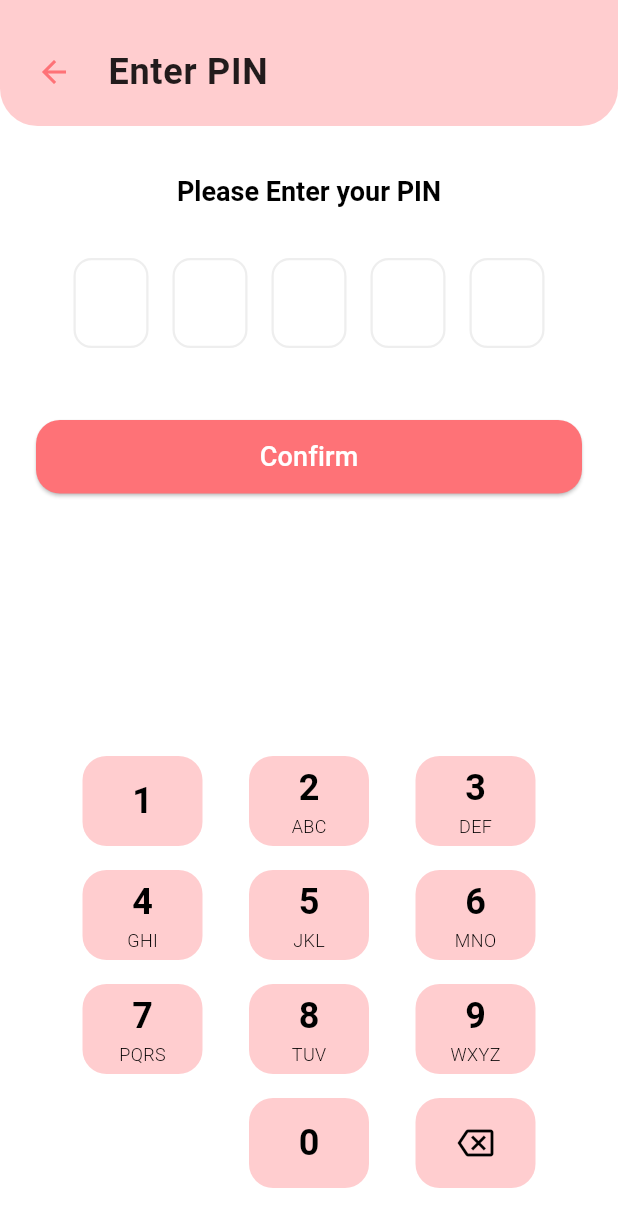
After one commit to YoussefGhonem1/charity_app, a Flutter app: the EnterPinPage screen opened by its route, on a phone screen of 412 x 824 dp. The commit adds this screen. Shown: the top 1227 px of the screen. Run offline on Flutter 3.47's test engine with Material 3 defaults, Android fonts, the phone set to English and light mode, and no system bars; our stand-ins replace confetti, dots_indicator, flutter_svg, vector_graphics.

Commit message:
feat:add ui of all payment screens

```diff
--- /dev/null
+++ b/lib/src/features/payment/screens/enter_pin_page.dart
@@ -0,0 +1,224 @@
+import 'package:charity/src/shared/routing/app_routs.dart';
+import 'package:charity/src/shared/widgets/button.dart';
+import 'package:flutter/material.dart';
+import 'package:charity/src/shared/theme/app_colors.dart';
+
+class EnterPinPage extends StatefulWidget {
+  const EnterPinPage({super.key});
+
+  @override
+  State<EnterPinPage> createState() => _EnterPinPageState();
+}
+
+class _EnterPinPageState extends State<EnterPinPage> {
+  String _pin = '';
+
+  void _onKeyPressed(String value) {
+    setState(() {
+      if (value == 'backspace') {
+        if (_pin.isNotEmpty) {
+          _pin = _pin.substring(0, _pin.length - 1);
+        }
+      } else if (_pin.length < 5) {
+        _pin += value;
+      }
+    });
+  }
+
+  @override
+  Widget build(BuildContext context) {
+    final theme = Theme.of(context);
+    return Scaffold(
+      backgroundColor: AppColors.bgColor,
+      body: Column(
+        children: [
+          Container(
+            decoration: BoxDecoration(
+              color: AppColors.primaryColor.shade100,
+              borderRadius: const BorderRadius.only(
+                bottomLeft: Radius.circular(25),
+                bottomRight: Radius.circular(25),
+              ),
+            ),
+            padding: const EdgeInsets.all(12),
+            child: Column(
+              crossAxisAlignment: CrossAxisAlignment.start,
+              children: [
+                const SizedBox(height: 12),
+                Row(
+                  children: [
+                    IconButton(
+                      onPressed: () => Navigator.of(context).pop(),
+                      icon: const Icon(
+                        Icons.arrow_back,
+                        color: AppColors.primaryColor,
+                      ),
+                    ),
+                    const SizedBox(width: 12),
+                    Text(
+                      'Enter PIN',
+                      style: theme.textTheme.bodyLarge?.copyWith(
+                        fontWeight: FontWeight.bold,
+                      ),
+                    ),
+                  ],
+                ),
+              ],
+            ),
+          ),
+          Expanded(
+            child: Padding(
+              padding: const EdgeInsets.symmetric(
+                horizontal: 24.0,
+                vertical: 32.0,
+              ),
+              child: Column(
+                mainAxisAlignment: MainAxisAlignment.spaceBetween,
+                children: [
+                  Column(
+                    children: [
+                      Text(
+                        'Please Enter your PIN',
+                        style: theme.textTheme.headlineSmall,
+                      ),
+                      const SizedBox(height: 32),
+                      _buildPinDots(),
+                      const SizedBox(height: 48),
+                      ContinueButton(
+                        text: 'Confirm',
+                        onPressed: () {
+                          Navigator.pushNamed(context, Routes.success);
+                        },
+                      ),
+                    ],
+                  ),
+                  _buildKeypad(),
+                ],
+              ),
+            ),
+          ),
+        ],
+      ),
+    );
+  }
+
+  Widget _buildPinDots() {
+    return Row(
+      mainAxisAlignment: MainAxisAlignment.center,
+      children: List.generate(5, (index) {
+        return Container(
+          margin: const EdgeInsets.symmetric(horizontal: 8),
+          width: 50,
+          height: 60,
+          decoration: BoxDecoration(
+            color: AppColors.bgColor,
+            borderRadius: BorderRadius.circular(12),
+            border: Border.all(
+              color: index < _pin.length
+                  ? AppColors.primaryColor
+                  : AppColors.greyShade200,
+              width: 1.5,
+            ),
+          ),
+          child: Center(
+            child: index < _pin.length
+                ? Container(
+                    width: 16,
+                    height: 16,
+                    decoration: const BoxDecoration(
+                      color: AppColors.primaryColor,
+                      shape: BoxShape.circle,
+                    ),
+                  )
+                : null,
+          ),
+        );
+      }),
+    );
+  }
+
+  Widget _buildKeypad() {
+    return Column(
+      children: [
+        Row(
+          mainAxisAlignment: MainAxisAlignment.spaceEvenly,
+          children: [
+            _buildKeypadButton('1'),
+            _buildKeypadButton('2', 'ABC'),
+            _buildKeypadButton('3', 'DEF'),
+          ],
+        ),
+        const SizedBox(height: 16),
+        Row(
+          mainAxisAlignment: MainAxisAlignment.spaceEvenly,
+          children: [
+            _buildKeypadButton('4', 'GHI'),
+            _buildKeypadButton('5', 'JKL'),
+            _buildKeypadButton('6', 'MNO'),
+          ],
+        ),
+        const SizedBox(height: 16),
+        Row(
+          mainAxisAlignment: MainAxisAlignment.spaceEvenly,
+          children: [
+            _buildKeypadButton('7', 'PQRS'),
+            _buildKeypadButton('8', 'TUV'),
+            _buildKeypadButton('9', 'WXYZ'),
+          ],
+        ),
+        const SizedBox(height: 16),
+        Row(
+          mainAxisAlignment: MainAxisAlignment.spaceEvenly,
+          children: [
+            const SizedBox(width: 80),
+            _buildKeypadButton('0'),
+            _buildKeypadButton('backspace'),
+          ],
+        ),
+      ],
+    );
+  }
+
+  Widget _buildKeypadButton(String value, [String? letters]) {
+    return SizedBox(
+      width: 80,
+      height: 60,
+      child: Material(
+        color: AppColors.primaryColor.shade100,
+        borderRadius: BorderRadius.circular(16),
+        child: InkWell(
+          borderRadius: BorderRadius.circular(16),
+          onTap: () => _onKeyPressed(value),
+          child: Center(
+            child: value == 'backspace'
+                ? const Icon(
+                    Icons.backspace_outlined,
+                    color: AppColors.blackColor,
+                  )
+                : Column(
+                    mainAxisAlignment: MainAxisAlignment.center,
+                    children: [
+                      Text(
+                        value,
+                        style: const TextStyle(
+                          fontSize: 24,
+                          fontWeight: FontWeight.bold,
+                        ),
+                      ),
+                      if (letters != null)
+                        Text(
+                          letters,
+                          style: const TextStyle(
+                            fontSize: 12,
+                            color: AppColors.blackColor,
+                            fontWeight: FontWeight.w300,
+                          ),
+                        ),
+                    ],
+                  ),
+          ),
+        ),
+      ),
+    );
+  }
+}
--- a/lib/src/features/sigin_in_email/screens/signin_email.dart
+++ b/lib/src/features/sigin_in_email/screens/signin_email.dart
@@ -36,6 +36,7 @@ class LoginPage extends StatelessWidget {
                 Navigator.pushNamed(context, Routes.signInPassword);
               },
             ),
+
             SizedBox(height: 16),
             Row(
               children: [
--- a/lib/src/shared/routing/app_routs.dart
+++ b/lib/src/shared/routing/app_routs.dart
@@ -1,14 +1,16 @@
-
 import 'package:charity/src/features/create_account/screens/create_account.dart';
 import 'package:charity/src/features/forget_password/screens/forget_password_page.dart';
 import 'package:charity/src/features/on_boarding/screens/on_boarding_page.dart';
+import 'package:charity/src/features/payment/screens/add_card_page.dart';
 import 'package:charity/src/features/payment/screens/donate_page.dart';
+import 'package:charity/src/features/payment/screens/enter_pin_page.dart';
+import 'package:charity/src/features/payment/screens/payment_page.dart';
+import 'package:charity/src/features/payment/screens/success_page.dart';
 import 'package:charity/src/features/splash/screens/splash_page.dart';
 import 'package:flutter/material.dart';
 import 'package:charity/src/features/forget_password/screens/reset_password_sent_page.dart';
 import '../../features/sigin_in_email/screens/signin_email.dart';
 import '../../features/sign_in_password/screens/sign_in_password_screen.dart';
-
 
 class Routes {
   static const String initial = '/';
@@ -19,9 +21,10 @@ class Routes {
   static const String forgetConfirmation = '/forget_confirmation';
   static const String signInEmail = '/sign_in_email';
   static const String donate = '/donate';
-
-
-
+  static const String payment = '/payment';
+  static const String addCard = '/add_card';
+  static const String enterPin = '/enter_pin';
+  static const String success = '/success';
 }
 
 class AppRoutes {
@@ -43,20 +46,22 @@ class AppRoutes {
         return MaterialPageRoute(builder: (_) => ForgetPasswordPage());
       case Routes.forgetConfirmation:
         return MaterialPageRoute(builder: (_) => ResetPasswordSentScreen());
-          case Routes.donate:
+      case Routes.donate:
         return MaterialPageRoute(builder: (_) => DonatePage());
-
+      case Routes.payment:
+        return MaterialPageRoute(builder: (_) => PaymentPage());
+      case Routes.addCard:
+        return MaterialPageRoute(builder: (_) => AddNewCardPage());
       case Routes.signInEmail:
         return MaterialPageRoute(builder: (_) => LoginPage());
-
-
-
+      case Routes.enterPin:
+        return MaterialPageRoute(builder: (_) => EnterPinPage());
+      case Routes.success:
+        return MaterialPageRoute(builder: (_) => SuccessPage());
       default:
         return MaterialPageRoute(
-          builder:
-              (_) => const Scaffold(
-                body: Center(child: Text('404 - Page Not Found')),
-              ),
+          builder: (_) =>
+              const Scaffold(body: Center(child: Text('404 - Page Not Found'))),
         );
     }
   }
--- a/lib/src/shared/widgets/button.dart
+++ b/lib/src/shared/widgets/button.dart
@@ -4,7 +4,12 @@ import '../theme/app_colors.dart';
 
 class ContinueButton extends StatelessWidget {
   final VoidCallback onPressed;
-  const ContinueButton({super.key, required this.onPressed});
+  final String text;
+  const ContinueButton({
+    super.key,
+    required this.onPressed,
+    this.text = 'Continue',
+  });
 
   @override
   Widget build(BuildContext context) {
@@ -21,7 +26,7 @@ class ContinueButton extends StatelessWidget {
         ),
         onPressed: onPressed,
         child: Text(
-          'Continue',
+          text,
           style: TextStyle(fontSize: 18, color: AppColors.bgColor),
         ),
       ),
--- a/pubspec.yaml
+++ b/pubspec.yaml
@@ -38,6 +38,7 @@ dependencies:
   flutter_svg: ^2.2.0
   build_runner: any
   flutter_gen_runner: any
+  confetti: ^0.7.0
 dev_dependencies:
   flutter_test:
     sdk: flutter
```
Also changed, not shown: lib/src/features/payment/screens/add_card_page.dart (added, +166 -0 lines), lib/src/features/payment/screens/donate_page.dart (+6 -1 lines), lib/src/features/payment/screens/payment_page.dart (added, +189 -0 lines), lib/src/features/payment/screens/success_page.dart (added, +114 -0 lines), assets/images/credit_card.png (added), pubspec.lock.
